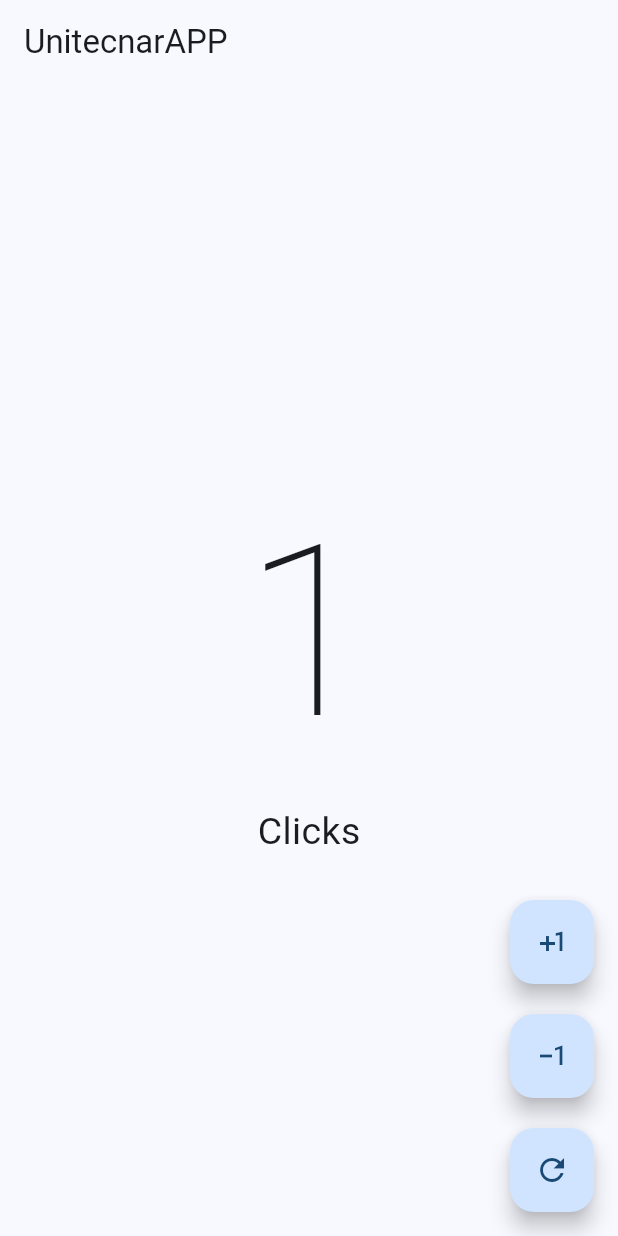
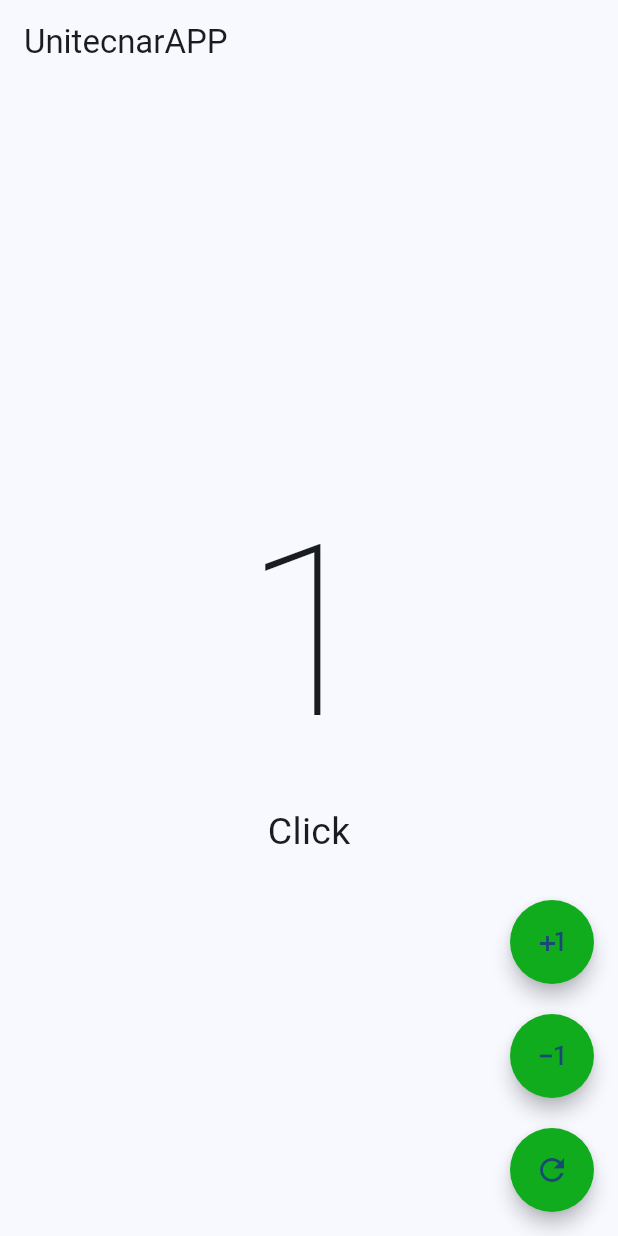
Before and after one commit to brendagt0987-lang/Brenda, a Flutter app: the screen it shows after launch, after a tap on the "plus one" icon, on a phone screen of 412 x 824 dp. Run offline on Flutter 3.47's test engine with Material 3 defaults, Android fonts, the phone set to English and light mode, and no system bars.

Commit message:
Refactor main app structure and implement HomeScreen with counter functionality

```diff
--- /dev/null
+++ b/lib/home_screen.dart
@@ -0,0 +1,92 @@
+import 'package:flutter/material.dart';
+
+void main(){
+  runApp(const HomeScreen());
+}
+
+class HomeScreen extends StatefulWidget {
+  const new({super.key});
+
+  @override
+  State<HomeScreen> createState() => _HomeScreenState();
+}
+
+class _HomeScreenState extends State<HomeScreen> {
+
+  int counter = 0;
+
+  @override
+  Widget build(BuildContext context) {
+    return MaterialApp(
+      debugShowCheckedModeBanner: false,
+      theme: ThemeData(
+        useMaterial3: true,
+        colorSchemeSeed: Colors.blue
+      ),
+      home: Scaffold(
+        appBar: AppBar(
+          title: const Text('UnitecnarAPP'),
+        ),
+        body: Center(
+          child: Column(
+            mainAxisAlignment: MainAxisAlignment.center,
+            children: [
+              Text('$counter', style: TextStyle(fontSize: 160, fontWeight: FontWeight.w100),),
+              Text('Click${counter ==1 ? '': 's'}', style: TextStyle(fontSize: 25),)
+            ],
+          ),
+        ),
+        floatingActionButton: Column(
+          mainAxisAlignment: MainAxisAlignment.end,
+          children: [
+            _CustomButton(icon: Icons.plus_one, onPressed: (){
+              setState(() {
+                counter++;
+                });
+              }
+              ),
+              SizedBox(height: 20,),
+
+              _CustomButton(icon: Icons.exposure_minus_1, onPressed: (){
+                setState(() {
+                  if(counter == 0 ) return;
+                  counter--;
+                });
+              }),
+
+              SizedBox(height: 20,),
+
+              _CustomButton(icon: Icons.refresh, onPressed: (){
+                setState(() {
+                  counter = 0;
+                });
+                }
+              )
+
+          ],
+        ),
+      ),
+    );
+  }
+}
+
+class _CustomButton extends StatelessWidget {
+
+  final IconData icon;
+  final VoidCallback onPressed;
+
+  const _CustomButton({
+     required this.icon, required this.onPressed,
+  });
+
+  @override
+  Widget build(BuildContext context) {
+    return FloatingActionButton(
+      shape: CircleBorder(),
+      backgroundColor: Color.fromRGBO(16, 172, 29, 1),
+      elevation: 5,
+      onPressed: onPressed,
+      child: Icon(icon),
+    );
+  }
+}
--- a/lib/main.dart
+++ b/lib/main.dart
@@ -1,8 +1,8 @@
-
 import 'package:flutter/material.dart';
+import 'home_screen.dart';
 
 void main(){
-   runApp (const MyApp());
+  runApp(const MyApp());
 }
 
 class MyApp extends StatefulWidget {
@@ -13,61 +13,18 @@
 }
 
 class _MyAppState extends State<MyApp> {
+
   int counter = 0;
+
   @override
   Widget build(BuildContext context) {
     return MaterialApp(
+      debugShowCheckedModeBanner: false,
       theme: ThemeData(
         useMaterial3: true,
         colorSchemeSeed: Colors.blue
       ),
-      home: Scaffold(
-        appBar: AppBar(
-          title: const Text('UnitecnarAPP'),
-        ),
-        body: Center(
-          child: Column(
-            mainAxisAlignment: MainAxisAlignment.center,
-            children: [
-              Text('$counter',style: TextStyle(fontSize: 160, fontWeight: FontWeight.w100),),
-              Text('Clicks${counter == 1 ? "" : "s"}', style: TextStyle(fontSize: 25),),
-            ],
-          ),
-        ),
-        floatingActionButton: Column(
-          mainAxisAlignment: MainAxisAlignment.end,
-          children: [
-            FloatingActionButton(
-              child: Icon(Icons.plus_one),
-              onPressed:(){
-                setState(() {
-                  counter++;
-                });
-              }
-              ),
-              SizedBox(height: 20,),
-
-              FloatingActionButton(
-                child: Icon(Icons.exposure_minus_1),
-                onPressed: (){
-                  setState((){
-                    if(counter == 0)return;
-                counter--;
-                });
-                },
-
-              ),
-              const SizedBox(height: 20,),
-              FloatingActionButton(
-                child: Icon(Icons.refresh),
-                onPressed: (){
-                  setState(() {
-                    counter=0;
-                  });
-                })
-          ],
-        ),
-      ),
+      home: HomeScreen(),
     );
   }
 }
```
